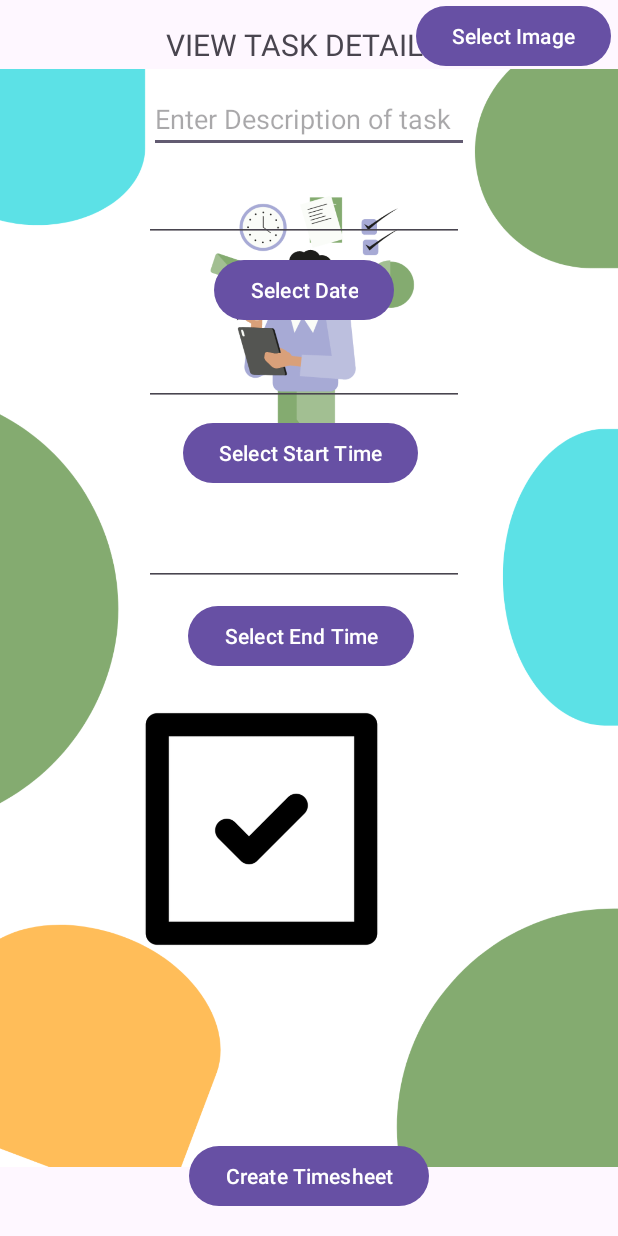
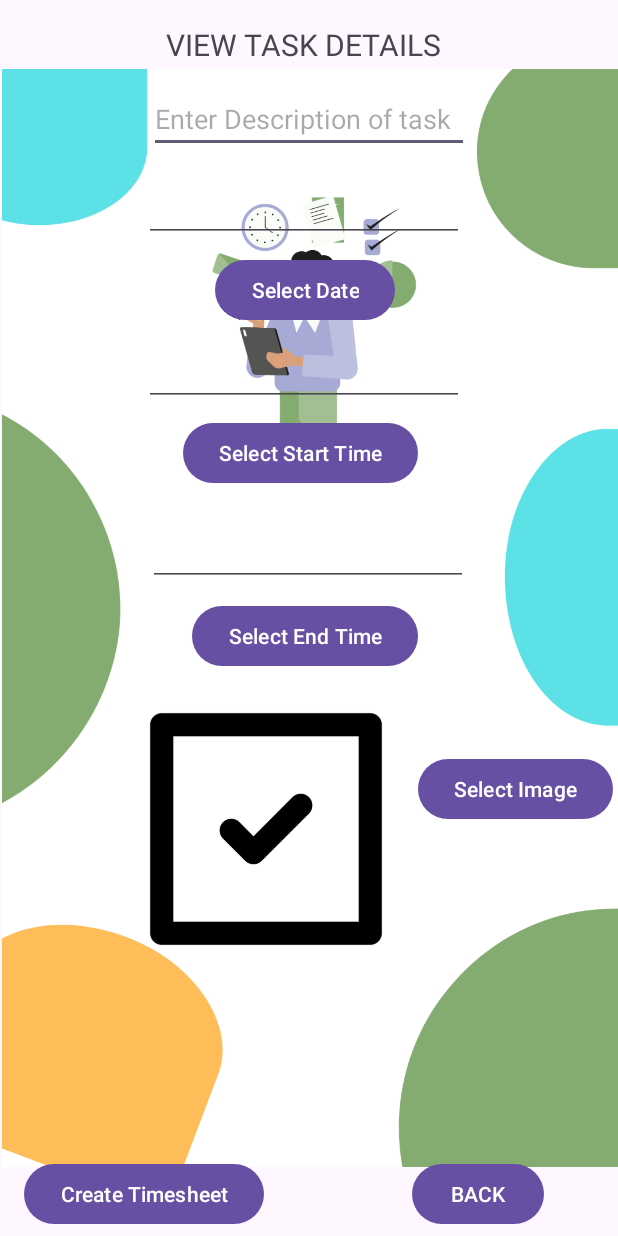
Before and after one commit to TiffanyAmberJacobs/ChronologApp, an Android app: the AddTask screen opened directly, with no data from a screen before it, on a phone screen of 412 x 824 dp. Run offline under Robolectric (Android 15) with nearby library versions, the phone set to English and light mode, and no system bars.

Commit message:
fixing a few mistakes

```diff
--- a/app/src/main/java/com/example/chronologapp/AddTask.kt
+++ b/app/src/main/java/com/example/chronologapp/AddTask.kt
@@ -86,6 +86,13 @@ class AddTask : AppCompatActivity(), View.OnClickListener {
             Toast.makeText(this, "Timesheet Added", Toast.LENGTH_SHORT).show()
 
             val intent = Intent(this, MainActivity::class.java)
+            startActivity(intent)
+        }
+        val btnBackTimesheet: Button = findViewById(R.id.btnBackTimesheet)
+
+
+        btnBackTimesheet.setOnClickListener {
+            val intent = Intent(this, MainActivity ::class.java)
             startActivity(intent)
         }
 
--- a/app/src/main/res/layout/activity_add_timesheet.xml
+++ b/app/src/main/res/layout/activity_add_timesheet.xml
@@ -11,9 +11,9 @@
         android:id="@+id/imageView4"
         android:layout_width="wrap_content"
         android:layout_height="wrap_content"
-        app:srcCompat="@drawable/registerpage"
-        tools:layout_editor_absoluteX="1dp"
-        tools:layout_editor_absoluteY="0dp" />
+        app:layout_constraintStart_toStartOf="@+id/spnCategory"
+        app:layout_constraintTop_toTopOf="parent"
+        app:srcCompat="@drawable/registerpage" />
 
     <TextView
         android:id="@+id/textView6"
@@ -54,31 +54,35 @@
         android:id="@+id/btnAddSheet"
         android:layout_width="wrap_content"
         android:layout_height="wrap_content"
-        android:layout_marginBottom="16dp"
+        android:layout_marginStart="16dp"
+        android:layout_marginBottom="4dp"
         android:text="Create Timesheet"
         app:layout_constraintBottom_toBottomOf="parent"
-        app:layout_constraintEnd_toEndOf="parent"
         app:layout_constraintStart_toStartOf="parent" />
 
     <ImageView
         android:id="@+id/selectedImage"
-        android:layout_width="195dp"
+        android:layout_width="0dp"
         android:layout_height="185dp"
+        android:layout_marginStart="79dp"
         android:layout_marginTop="12dp"
-        android:layout_marginEnd="4dp"
+        android:layout_marginEnd="3dp"
         android:src="@drawable/checked"
         android:visibility="visible"
-        app:layout_constraintEnd_toEndOf="@+id/btn_end_time"
+        app:layout_constraintEnd_toStartOf="@+id/btnImageSelection"
+        app:layout_constraintStart_toStartOf="parent"
         app:layout_constraintTop_toBottomOf="@+id/btn_end_time" />
 
     <Button
         android:id="@+id/btn_date"
         android:layout_width="wrap_content"
         android:layout_height="wrap_content"
+        android:layout_marginStart="15dp"
         android:layout_marginTop="8dp"
+        android:layout_marginEnd="15dp"
         android:text="Select Date"
-        app:layout_constraintEnd_toEndOf="@+id/in_date"
-        app:layout_constraintStart_toStartOf="@+id/in_date"
+        app:layout_constraintEnd_toStartOf="@+id/btnImageSelection"
+        app:layout_constraintStart_toStartOf="@+id/btn_end_time"
         app:layout_constraintTop_toBottomOf="@+id/in_date" />
 
     <Button
@@ -126,11 +130,11 @@
         android:id="@+id/in_end_time"
         android:layout_width="wrap_content"
         android:layout_height="wrap_content"
+        android:layout_marginStart="19dp"
         android:layout_marginTop="19dp"
         android:ems="10"
         android:inputType="text"
-        app:layout_constraintEnd_toEndOf="@+id/in_start_time"
-        app:layout_constraintStart_toStartOf="@+id/in_start_time"
+        app:layout_constraintStart_toStartOf="@+id/selectedImage"
         app:layout_constraintTop_toBottomOf="@+id/btn_start_time" />
 
     <Spinner
@@ -139,20 +143,31 @@
         android:layout_height="wrap_content"
         android:layout_marginStart="1dp"
         android:layout_marginEnd="1dp"
-        android:layout_marginBottom="26dp"
-        app:layout_constraintBottom_toTopOf="@+id/btnAddSheet"
+        app:layout_constraintBottom_toBottomOf="@+id/selectedImage"
         app:layout_constraintEnd_toEndOf="parent"
-        app:layout_constraintStart_toStartOf="parent" />
+        app:layout_constraintStart_toStartOf="parent"
+        app:layout_constraintTop_toBottomOf="@+id/selectedImage" />
 
     <Button
         android:id="@+id/btnImageSelection"
         android:layout_width="wrap_content"
         android:layout_height="wrap_content"
+        android:layout_marginTop="42dp"
+        android:layout_marginEnd="3dp"
         android:text="Select Image"
         app:layout_constraintEnd_toEndOf="parent"
         app:layout_constraintStart_toEndOf="@+id/selectedImage"
-        tools:layout_editor_absoluteY="499dp" />
+        app:layout_constraintTop_toTopOf="@+id/selectedImage" />
 
+    <Button
+        android:id="@+id/btnBackTimesheet"
+        android:layout_width="wrap_content"
+        android:layout_height="wrap_content"
+        android:layout_marginEnd="49dp"
+        android:layout_marginBottom="4dp"
+        android:text="BACK"
+        app:layout_constraintBottom_toBottomOf="parent"
+        app:layout_constraintEnd_toEndOf="parent" />
 
 
 </androidx.constraintlayout.widget.ConstraintLayout>
```
